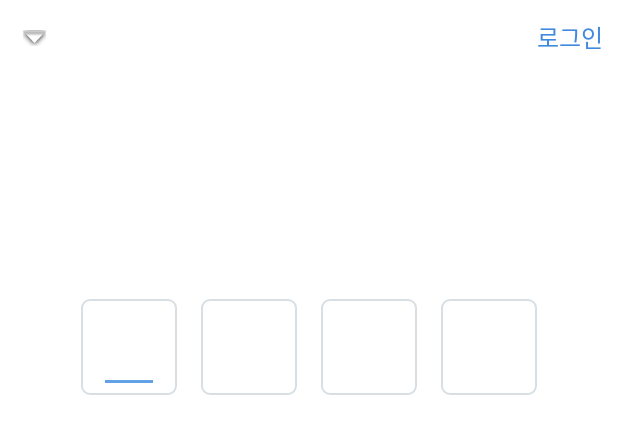
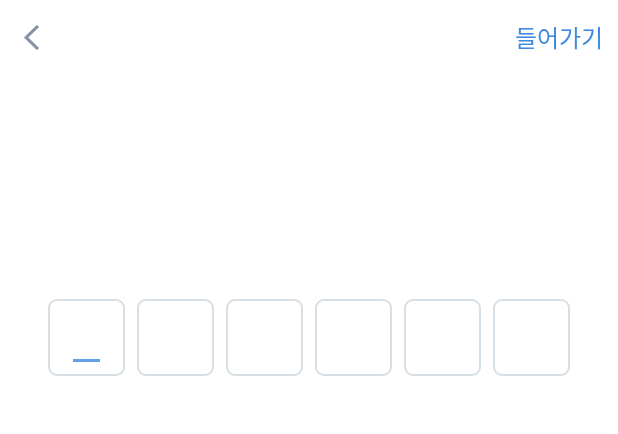
Before and after one commit to DevKwanggoo/plan8-backoffice-android, an Android app: the layout activity_login_authorization.xml on its own in the app's theme, with its tools: preview values and no code run, on a phone screen of 412 x 824 dp. Shown: the top 434 px of the screen. Run offline under Robolectric (Android 15) with nearby library versions, the phone set to English and light mode, and no system bars.

Commit message:
인증단 6자리로 변경 및 놓친부분 수정

```diff
--- a/app/src/main/java/io/plan8/business/activity/LoginActivity.kt
+++ b/app/src/main/java/io/plan8/business/activity/LoginActivity.kt
@@ -3,6 +3,7 @@ package io.plan8.business.activity
 import android.content.Intent
 import android.databinding.DataBindingUtil
 import android.os.Bundle
+import android.util.Log
 import android.view.KeyEvent
 import android.view.inputmethod.EditorInfo
 import android.widget.TextView
@@ -27,6 +28,7 @@ class LoginActivity : BaseActivity(), TextView.OnEditorActionListener {
 
         binding.loginNextStep.setOnClickListener({ nextStep() })
         binding.loginPhoneNumber.setOnEditorActionListener(this)
+        binding.deleteNumberBtn.setOnClickListener { binding.loginPhoneNumber.setText("") }
     }
 
     override fun onEditorAction(v: TextView, actionId: Int, event: KeyEvent?): Boolean {
--- a/app/src/main/res/layout/activity_login_authorization.xml
+++ b/app/src/main/res/layout/activity_login_authorization.xml
@@ -24,19 +24,22 @@
                 android:layout_height="50dp">
 
                 <RelativeLayout
+                    android:id="@+id/authPrevStep"
                     android:layout_width="wrap_content"
                     android:layout_height="match_parent"
                     android:layout_alignParentLeft="true">
 
-                    <ImageView
+                    <android.support.v7.widget.AppCompatImageView
                         android:layout_width="wrap_content"
                         android:layout_height="wrap_content"
                         android:layout_centerVertical="true"
                         android:layout_marginLeft="15dp"
-                        android:src="@android:drawable/arrow_down_float" />
+                        android:tint="@color/grayColor"
+                        android:src="@drawable/ic_line_chevron_left" />
                 </RelativeLayout>
 
                 <RelativeLayout
+                    android:id="@+id/authNextStep"
                     android:layout_width="wrap_content"
                     android:layout_height="match_parent"
                     android:layout_alignParentRight="true">
@@ -46,8 +49,8 @@
                         android:layout_height="wrap_content"
                         android:layout_centerVertical="true"
                         android:layout_marginRight="10dp"
-                        android:text="로그인"
-                        android:textColor="#3f89de"
+                        android:text="들어가기"
+                        android:textColor="@color/blueColor"
                         android:textSize="16dp" />
                 </RelativeLayout>
             </RelativeLayout>
@@ -58,7 +61,7 @@
                 android:layout_height="wrap_content"
                 android:layout_marginLeft="20dp"
                 android:layout_marginTop="40dp"
-                android:textColor="#8492a6"
+                android:textColor="@color/grayColor"
                 android:textSize="20dp" />
 
             <LinearLayout
@@ -72,46 +75,46 @@
                 <RelativeLayout
                     android:layout_width="wrap_content"
                     android:layout_height="wrap_content"
-                    android:layout_marginLeft="8dp"
-                    android:layout_marginRight="8dp">
+                    android:layout_marginLeft="4dp"
+                    android:layout_marginRight="4dp">
 
                     <TextView
                         android:id="@+id/firstInput"
-                        android:layout_width="64dp"
-                        android:layout_height="64dp"
+                        android:layout_width="51dp"
+                        android:layout_height="51dp"
                         android:background="@drawable/item_rounded_border"
                         android:gravity="center"
                         android:textSize="36dp" />
 
                     <View
                         android:id="@+id/firstLine"
-                        android:layout_width="32dp"
+                        android:layout_width="18dp"
                         android:layout_height="2dp"
                         android:layout_centerHorizontal="true"
-                        android:layout_marginTop="54dp"
+                        android:layout_marginTop="40dp"
                         android:background="#61a2e7" />
                 </RelativeLayout>
 
                 <RelativeLayout
                     android:layout_width="wrap_content"
                     android:layout_height="wrap_content"
-                    android:layout_marginLeft="8dp"
-                    android:layout_marginRight="8dp">
+                    android:layout_marginLeft="4dp"
+                    android:layout_marginRight="4dp">
 
                     <TextView
                         android:id="@+id/secondInput"
-                        android:layout_width="64dp"
-                        android:layout_height="64dp"
+                        android:layout_width="51dp"
+                        android:layout_height="51dp"
                         android:background="@drawable/item_rounded_border"
                         android:gravity="center"
                         android:textSize="36dp" />
 
                     <View
                         android:id="@+id/secondLine"
-                        android:layout_width="32dp"
+                        android:layout_width="18dp"
                         android:layout_height="2dp"
                         android:layout_centerHorizontal="true"
-                        android:layout_marginTop="54dp"
+                        android:layout_marginTop="40dp"
                         android:background="#61a2e7"
                         android:visibility="gone" />
                 </RelativeLayout>
@@ -119,23 +122,23 @@
                 <RelativeLayout
                     android:layout_width="wrap_content"
                     android:layout_height="wrap_content"
-                    android:layout_marginLeft="8dp"
-                    android:layout_marginRight="8dp">
+                    android:layout_marginLeft="4dp"
+                    android:layout_marginRight="4dp">
 
                     <TextView
                         android:id="@+id/thirdInput"
-                        android:layout_width="64dp"
-                        android:layout_height="64dp"
+                        android:layout_width="51dp"
+                        android:layout_height="51dp"
                         android:background="@drawable/item_rounded_border"
                         android:gravity="center"
                         android:textSize="36dp" />
 
                     <View
                         android:id="@+id/thirdLine"
-                        android:layout_width="32dp"
+                        android:layout_width="18dp"
                         android:layout_height="2dp"
                         android:layout_centerHorizontal="true"
-                        android:layout_marginTop="54dp"
+                        android:layout_marginTop="40dp"
                         android:background="#61a2e7"
                         android:visibility="gone" />
                 </RelativeLayout>
@@ -143,23 +146,71 @@
                 <RelativeLayout
                     android:layout_width="wrap_content"
                     android:layout_height="wrap_content"
-                    android:layout_marginLeft="8dp"
-                    android:layout_marginRight="8dp">
+                    android:layout_marginLeft="4dp"
+                    android:layout_marginRight="4dp">
 
                     <TextView
                         android:id="@+id/fourthInput"
-                        android:layout_width="64dp"
-                        android:layout_height="64dp"
+                        android:layout_width="51dp"
+                        android:layout_height="51dp"
                         android:background="@drawable/item_rounded_border"
                         android:gravity="center"
                         android:textSize="36dp" />
 
                     <View
                         android:id="@+id/fourthLine"
-                        android:layout_width="32dp"
+                        android:layout_width="18dp"
                         android:layout_height="2dp"
                         android:layout_centerHorizontal="true"
-                        android:layout_marginTop="54dp"
+                        android:layout_marginTop="40dp"
+                        android:background="#61a2e7"
+                        android:visibility="gone" />
+                </RelativeLayout>
+
+                <RelativeLayout
+                    android:layout_width="wrap_content"
+                    android:layout_height="wrap_content"
+                    android:layout_marginLeft="4dp"
+                    android:layout_marginRight="4dp">
+
+                    <TextView
+                        android:id="@+id/fifthInput"
+                        android:layout_width="51dp"
+                        android:layout_height="51dp"
+                        android:background="@drawable/item_rounded_border"
+                        android:gravity="center"
+                        android:textSize="36dp" />
+
+                    <View
+                        android:id="@+id/fifthLine"
+                        android:layout_width="18dp"
+                        android:layout_height="2dp"
+                        android:layout_centerHorizontal="true"
+                        android:layout_marginTop="40dp"
+                        android:background="#61a2e7"
+                        android:visibility="gone" />
+                </RelativeLayout>
+
+                <RelativeLayout
+                    android:layout_width="wrap_content"
+                    android:layout_height="wrap_content"
+                    android:layout_marginLeft="4dp"
+                    android:layout_marginRight="4dp">
+
+                    <TextView
+                        android:id="@+id/sixthInput"
+                        android:layout_width="51dp"
+                        android:layout_height="51dp"
+                        android:background="@drawable/item_rounded_border"
+                        android:gravity="center"
+                        android:textSize="36dp" />
+
+                    <View
+                        android:id="@+id/sixthLine"
+                        android:layout_width="18dp"
+                        android:layout_height="2dp"
+                        android:layout_centerHorizontal="true"
+                        android:layout_marginTop="40dp"
                         android:background="#61a2e7"
                         android:visibility="gone" />
                 </RelativeLayout>
@@ -180,7 +231,7 @@
                     android:clickable="false"
                     android:cursorVisible="false"
                     android:inputType="number"
-                    android:maxLength="4"
+                    android:maxLength="6"
                     android:maxLines="1"
                     android:textColor="@color/transparent"
                     android:textColorHint="@color/transparent"
--- a/app/src/main/res/values/colors.xml
+++ b/app/src/main/res/values/colors.xml
@@ -6,4 +6,8 @@
 
     <color name="white">#ffffffff</color>
     <color name="transparent">#00000000</color>
+
+    <color name="defaultDarkColor">#FF3C4858</color>
+    <color name="grayColor">#FF8492A6</color>
+    <color name="blueColor">#FF3F89DE</color>
 </resources>
```
Also changed, not shown: app/src/main/java/io/plan8/business/activity/LoginAuthorizationActivity.kt (+31 -1 lines), app/src/main/res/layout/activity_login.xml (+10 -7 lines).
